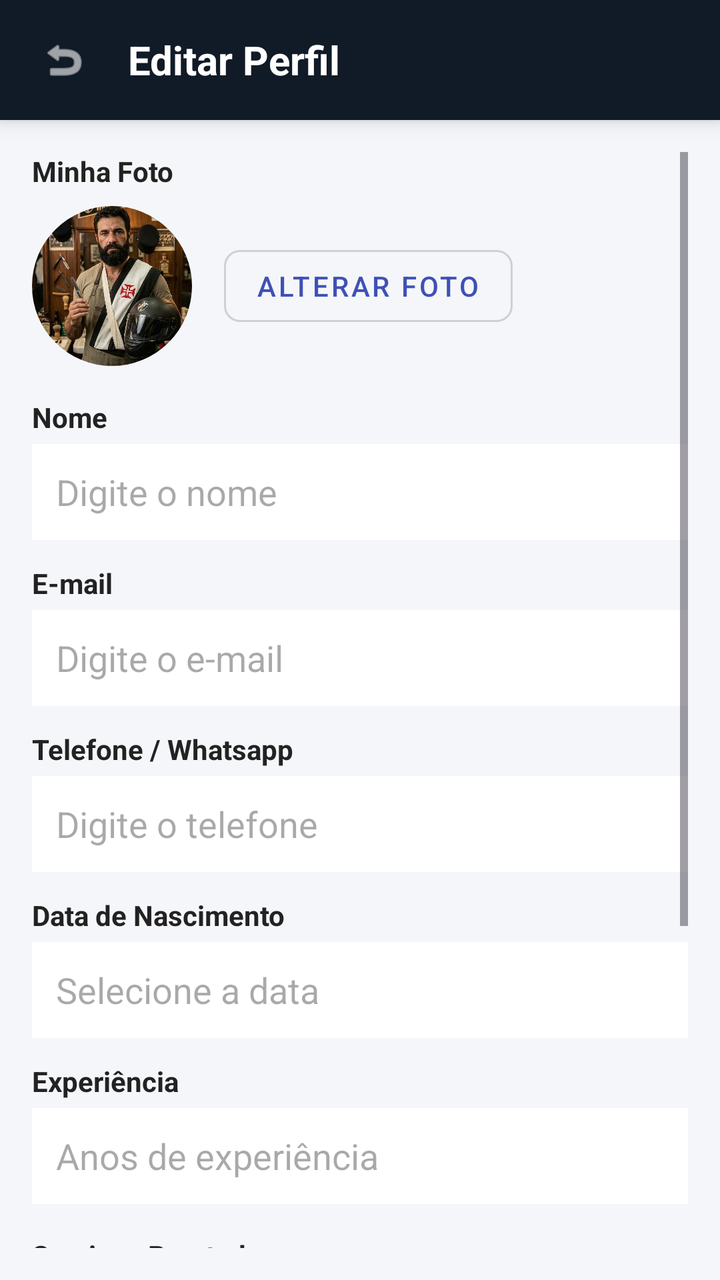
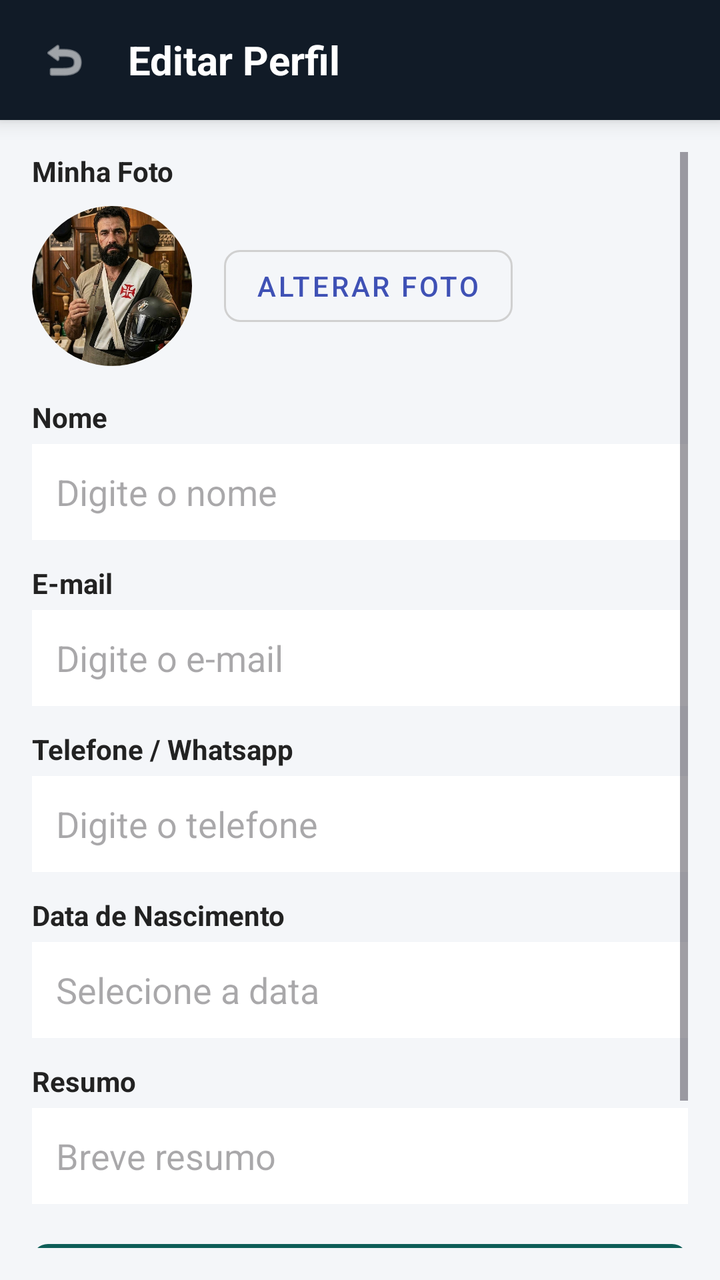

Before-and-after screenshots of an Android layout around one commit, followed by the original layout XML and the change that was made.
<!-- AndroidManifest.xml: application theme Theme.Barbearia -->
<!-- res/layout/activity_admin_perfil_edit.xml -->
<?xml version="1.0" encoding="utf-8"?>
<LinearLayout xmlns:android="http://schemas.android.com/apk/res/android"
    xmlns:app="http://schemas.android.com/apk/res-auto"
    android:layout_width="match_parent"
    android:layout_height="match_parent"
    android:orientation="vertical"
    android:fitsSystemWindows="true"
    android:background="#F4F6F9">

    
    <LinearLayout
        android:id="@+id/toolbar"
        android:layout_width="match_parent"
        android:layout_height="60dp"
        android:background="#111B27"
        android:gravity="center_vertical"
        android:paddingHorizontal="16dp"
        android:elevation="6dp">

        <ImageView
            android:id="@+id/btnVoltar"
            android:layout_width="32dp"
            android:layout_height="32dp"
            android:background="?attr/selectableItemBackgroundBorderless"
            android:clickable="true"
            android:focusable="true"
            android:padding="4dp"
            android:contentDescription="Voltar"
            android:src="@android:drawable/ic_menu_revert"
            app:tint="#FFFFFF" />

        <TextView
            android:layout_width="wrap_content"
            android:layout_height="wrap_content"
            android:layout_marginStart="16dp"
            android:text="Editar Perfil"
            android:textColor="#FFFFFF"
            android:textSize="20sp"
            android:textStyle="bold" />
    </LinearLayout>

    <ScrollView
        android:layout_width="match_parent"
        android:layout_height="0dp"
        android:layout_weight="1"
        android:padding="16dp">

        <LinearLayout
            android:layout_width="match_parent"
            android:layout_height="wrap_content"
            android:orientation="vertical">

            
            <TextView
                android:layout_width="wrap_content"
                android:layout_height="wrap_content"
                android:text="Minha Foto"
                android:textColor="#222222"
                android:textStyle="bold"
                android:textSize="14sp" />

            <LinearLayout
                android:layout_width="match_parent"
                android:layout_height="wrap_content"
                android:orientation="horizontal"
                android:gravity="center_vertical"
                android:layout_marginTop="8dp"
                android:layout_marginBottom="16dp">

                <com.google.android.material.imageview.ShapeableImageView
                    android:id="@+id/imgFotoPerfil"
                    android:layout_width="80dp"
                    android:layout_height="80dp"
                    android:scaleType="centerCrop"
                    android:src="@drawable/vascaino_da_navalha"
                    android:background="#E0E0E0"
                    app:shapeAppearanceOverlay="@style/ShapeAppearance.MaterialComponents.Users.Circle" />

                <com.google.android.material.button.MaterialButton
                    android:id="@+id/btnAlterarFoto"
                    style="@style/Widget.MaterialComponents.Button.OutlinedButton"
                    android:layout_width="wrap_content"
                    android:layout_height="wrap_content"
                    android:layout_marginStart="16dp"
                    android:text="Alterar Foto"
                    android:textColor="#3F51B5"
                    app:strokeColor="#D0D0D0"
                    app:cornerRadius="8dp" />
            </LinearLayout>

            
            <TextView
                android:layout_width="wrap_content"
                android:layout_height="wrap_content"
                android:text="Nome"
                android:textColor="#222222"
                android:textStyle="bold" />

            <EditText
                android:id="@+id/etNome"
                android:layout_width="match_parent"
                android:layout_height="48dp"
                android:layout_marginTop="4dp"
                android:layout_marginBottom="12dp"
                android:background="#FFFFFF"
                android:hint="Digite o nome"
                android:inputType="textPersonName"
                android:paddingHorizontal="12dp" />

            
            <TextView
                android:layout_width="wrap_content"
                android:layout_height="wrap_content"
                android:text="E-mail"
                android:textColor="#222222"
                android:textStyle="bold" />

            <EditText
                android:id="@+id/etEmail"
                android:layout_width="match_parent"
                android:layout_height="48dp"
                android:layout_marginTop="4dp"
                android:layout_marginBottom="12dp"
                android:background="#FFFFFF"
                android:hint="Digite o e-mail"
                android:inputType="textEmailAddress"
                android:paddingHorizontal="12dp" />

            
            <TextView
                android:layout_width="wrap_content"
                android:layout_height="wrap_content"
                android:text="Telefone / Whatsapp"
                android:textColor="#222222"
                android:textStyle="bold" />

            <EditText
                android:id="@+id/etTelefone"
                android:layout_width="match_parent"
                android:layout_height="48dp"
                android:layout_marginTop="4dp"
                android:layout_marginBottom="12dp"
                android:background="#FFFFFF"
                android:hint="Digite o telefone"
                android:inputType="phone"
                android:paddingHorizontal="12dp" />

            
            <TextView
                android:layout_width="wrap_content"
                android:layout_height="wrap_content"
                android:text="Data de Nascimento"
                android:textColor="#222222"
                android:textStyle="bold" />

            <EditText
                android:id="@+id/etDataNascimento"
                android:layout_width="match_parent"
                android:layout_height="48dp"
                android:layout_marginTop="4dp"
                android:layout_marginBottom="12dp"
                android:background="#FFFFFF"
                android:clickable="true"
                android:focusable="false"
                android:hint="Selecione a data"
                android:paddingHorizontal="12dp" />

            <TextView
                android:layout_width="wrap_content"
                android:layout_height="wrap_content"
                android:text="Experiência"
                android:textColor="#222222"
                android:textStyle="bold" />

            <EditText
                android:id="@+id/etExperiencia"
                android:layout_width="match_parent"
                android:layout_height="48dp"
                android:layout_marginTop="4dp"
                android:layout_marginBottom="16dp"
                android:background="#FFFFFF"
                android:hint="Anos de experiência"
                android:paddingHorizontal="12dp" />

            <TextView
                android:layout_width="wrap_content"
                android:layout_height="wrap_content"
                android:text="Serviços Prestados"
                android:textColor="#222222"
                android:textStyle="bold"
                android:textSize="14sp"
                android:layout_marginBottom="8dp" />

            <com.google.android.material.chip.ChipGroup
                android:id="@+id/chipGroupServicos"
                android:layout_width="match_parent"
                android:layout_height="wrap_content"
                android:layout_marginBottom="24dp"
                app:chipSpacingHorizontal="8dp"
                app:chipSpacingVertical="4dp">

                <com.google.android.material.chip.Chip
                    android:id="@+id/chipCorte"
                    style="@style/Widget.MaterialComponents.Chip.Filter"
                    android:layout_width="wrap_content"
                    android:layout_height="wrap_content"
                    android:text="Corte de Cabelo" />

                <com.google.android.material.chip.Chip
                    android:id="@+id/chipBarba"
                    style="@style/Widget.MaterialComponents.Chip.Filter"
                    android:layout_width="wrap_content"
                    android:layout_height="wrap_content"
                    android:text="Barba" />

                <com.google.android.material.chip.Chip
                    android:id="@+id/chipSobrancelha"
                    style="@style/Widget.MaterialComponents.Chip.Filter"
                    android:layout_width="wrap_content"
                    android:layout_height="wrap_content"
                    android:text="Sobrancelha" />

                <com.google.android.material.chip.Chip
                    android:id="@+id/chipPigmentacao"
                    style="@style/Widget.MaterialComponents.Chip.Filter"
                    android:layout_width="wrap_content"
                    android:layout_height="wrap_content"
                    android:text="Pigmentação" />

                <com.google.android.material.chip.Chip
                    android:id="@+id/chipSelagem"
                    style="@style/Widget.MaterialComponents.Chip.Filter"
                    android:layout_width="wrap_content"
                    android:layout_height="wrap_content"
                    android:text="Selagem / Química" />

            </com.google.android.material.chip.ChipGroup>

            <com.google.android.material.button.MaterialButton
                android:id="@+id/btnSalvar"
                android:layout_width="match_parent"
                android:layout_height="52dp"
                android:text="Salvar Informações"
                android:textColor="#FFFFFF"
                android:textStyle="bold"
                app:backgroundTint="#0E5E58"
                app:cornerRadius="8dp" />

            <com.google.android.material.button.MaterialButton
                android:id="@+id/btnSair"
                android:layout_width="match_parent"
                android:layout_height="52dp"
                android:layout_marginTop="8dp"
                android:text="Sair"
                android:textColor="#FFFFFF"
                android:textStyle="bold"
                app:backgroundTint="#8B1D22"
                app:cornerRadius="8dp" />

        </LinearLayout>
    </ScrollView>
</LinearLayout>
<!-- resources referenced by this layout -->
<resources>
  <!-- drawable vascaino_da_navalha: jpg bitmap (drawable, 149141 bytes) -->
  <style name="ShapeAppearance.MaterialComponents.Users.Circle" parent="">
          <item name="cornerSize">50%</item>
      </style>
  <style name="Theme.Barbearia" parent="Base.Theme.Barbearia" />
  <style name="Base.Theme.Barbearia" parent="Theme.Material3.DayNight.NoActionBar">
          
          
  
          
          <item name="android:statusBarColor">#111B27</item>
  
          
          <item name="android:fitsSystemWindows">true</item>
      </style>
</resources>

<!-- the commit's change to res/layout/activity_admin_perfil_edit.xml (unified diff, before → after) -->
@@ -168,7 +168,7 @@
             <TextView
                 android:layout_width="wrap_content"
                 android:layout_height="wrap_content"
-                android:text="Experiência"
+                android:text="Resumo"
                 android:textColor="#222222"
                 android:textStyle="bold" />
 
@@ -179,62 +179,8 @@
                 android:layout_marginTop="4dp"
                 android:layout_marginBottom="16dp"
                 android:background="#FFFFFF"
-                android:hint="Anos de experiência"
-                android:paddingHorizontal="12dp" />
-
-            <TextView
-                android:layout_width="wrap_content"
-                android:layout_height="wrap_content"
-                android:text="Serviços Prestados"
-                android:textColor="#222222"
-                android:textStyle="bold"
-                android:textSize="14sp"
-                android:layout_marginBottom="8dp" />
-
-            <com.google.android.material.chip.ChipGroup
-                android:id="@+id/chipGroupServicos"
-                android:layout_width="match_parent"
-                android:layout_height="wrap_content"
-                android:layout_marginBottom="24dp"
-                app:chipSpacingHorizontal="8dp"
-                app:chipSpacingVertical="4dp">
-
-                <com.google.android.material.chip.Chip
-                    android:id="@+id/chipCorte"
-                    style="@style/Widget.MaterialComponents.Chip.Filter"
-                    android:layout_width="wrap_content"
-                    android:layout_height="wrap_content"
-                    android:text="Corte de Cabelo" />
-
-                <com.google.android.material.chip.Chip
-                    android:id="@+id/chipBarba"
-                    style="@style/Widget.MaterialComponents.Chip.Filter"
-                    android:layout_width="wrap_content"
-                    android:layout_height="wrap_content"
-                    android:text="Barba" />
-
-                <com.google.android.material.chip.Chip
-                    android:id="@+id/chipSobrancelha"
-                    style="@style/Widget.MaterialComponents.Chip.Filter"
-                    android:layout_width="wrap_content"
-                    android:layout_height="wrap_content"
-                    android:text="Sobrancelha" />
-
-                <com.google.android.material.chip.Chip
-                    android:id="@+id/chipPigmentacao"
-                    style="@style/Widget.MaterialComponents.Chip.Filter"
-                    android:layout_width="wrap_content"
-                    android:layout_height="wrap_content"
-                    android:text="Pigmentação" />
-
-                <com.google.android.material.chip.Chip
-                    android:id="@+id/chipSelagem"
-                    style="@style/Widget.MaterialComponents.Chip.Filter"
-                    android:layout_width="wrap_content"
-                    android:layout_height="wrap_content"
-                    android:text="Selagem / Química" />
-
-            </com.google.android.material.chip.ChipGroup>
+                android:hint="Breve resumo"
+                android:paddingHorizontal="12dp" />
 
             <com.google.android.material.button.MaterialButton
                 android:id="@+id/btnSalvar"
